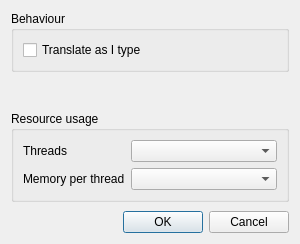
Above: src/TranslatorSettingsDialog.ui from XapaJIaMnu/translateLocally before the change. Below: the same form after it.
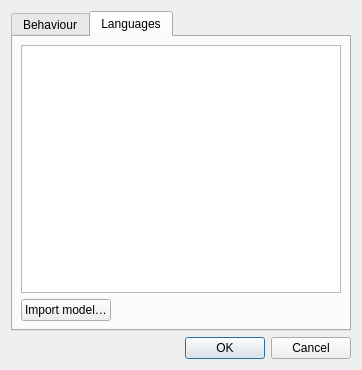
That is the form after the change. The open tabs and pages were chosen to show the change.

Commit message: Add table with local models to settings dialog

```diff
--- a/src/TranslatorSettingsDialog.ui
+++ b/src/TranslatorSettingsDialog.ui
@@ -6,15 +6,37 @@
    <rect>
     <x>0</x>
     <y>0</y>
-    <width>300</width>
-    <height>244</height>
+    <width>362</width>
+    <height>370</height>
    </rect>
   </property>
   <property name="windowTitle">
    <string>Settings</string>
   </property>
   <layout class="QVBoxLayout" name="verticalLayout">
-   <item alignment="Qt::AlignTop">
+   <item>
+    <widget class="QTabWidget" name="tabWidget">
+     <property name="currentIndex">
+      <number>0</number>
+     </property>
+     <widget class="QWidget" name="behaviorTab">
+      <attribute name="title">
+       <string>Behaviour</string>
+      </attribute>
+      <layout class="QVBoxLayout" name="verticalLayout">
+       <property name="leftMargin">
+        <number>8</number>
+       </property>
+       <property name="topMargin">
+        <number>8</number>
+       </property>
+       <property name="rightMargin">
+        <number>8</number>
+       </property>
+       <property name="bottomMargin">
+        <number>8</number>
+       </property>
+       <item>
     <widget class="QGroupBox" name="behaviourGroup">
      <property name="title">
       <string>Behaviour</string>
@@ -30,7 +52,7 @@
      </layout>
     </widget>
    </item>
-   <item alignment="Qt::AlignTop">
+       <item>
     <widget class="QGroupBox" name="resourceGroup">
      <property name="title">
       <string>Resource usage</string>
@@ -63,6 +85,76 @@
        </widget>
       </item>
      </layout>
+        </widget>
+       </item>
+       <item>
+        <spacer name="verticalSpacer">
+         <property name="orientation">
+          <enum>Qt::Vertical</enum>
+         </property>
+         <property name="sizeHint" stdset="0">
+          <size>
+           <width>20</width>
+           <height>40</height>
+          </size>
+         </property>
+        </spacer>
+       </item>
+      </layout>
+     </widget>
+     <widget class="QWidget" name="modelsTab">
+      <attribute name="title">
+       <string>Languages</string>
+      </attribute>
+      <layout class="QVBoxLayout" name="verticalLayout">
+       <property name="leftMargin">
+        <number>8</number>
+       </property>
+       <property name="topMargin">
+        <number>8</number>
+       </property>
+       <property name="rightMargin">
+        <number>8</number>
+       </property>
+       <property name="bottomMargin">
+        <number>8</number>
+       </property>
+       <item>
+        <widget class="QTableView" name="localModelTable">
+         <property name="selectionBehavior">
+          <enum>QAbstractItemView::SelectRows</enum>
+         </property>
+         <property name="showGrid">
+          <bool>false</bool>
+         </property>
+        </widget>
+       </item>
+       <item>
+        <layout class="QHBoxLayout" name="horizontalLayout">
+         <item>
+          <widget class="QPushButton" name="pushButton">
+           <property name="text">
+            <string>Import model…</string>
+           </property>
+          </widget>
+         </item>
+         <item>
+          <spacer name="horizontalSpacer">
+           <property name="orientation">
+            <enum>Qt::Horizontal</enum>
+           </property>
+           <property name="sizeHint" stdset="0">
+            <size>
+             <width>40</width>
+             <height>20</height>
+            </size>
+           </property>
+          </spacer>
+         </item>
+        </layout>
+       </item>
+      </layout>
+     </widget>
     </widget>
    </item>
    <item>
```
Lines whose indentation alone changed are shown as unchanged. The commit also changes 5 other files.
